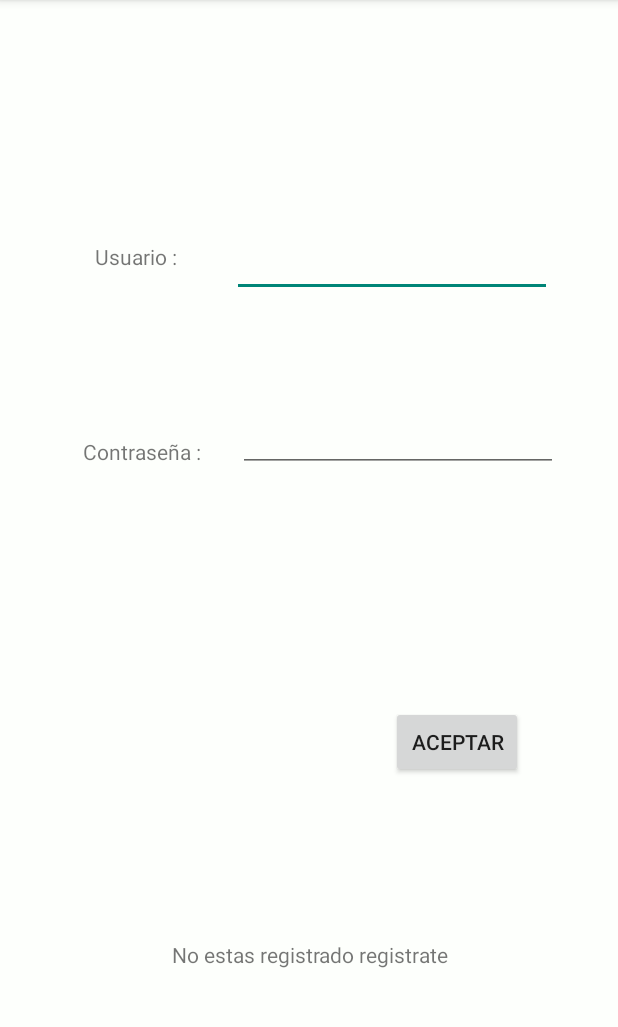
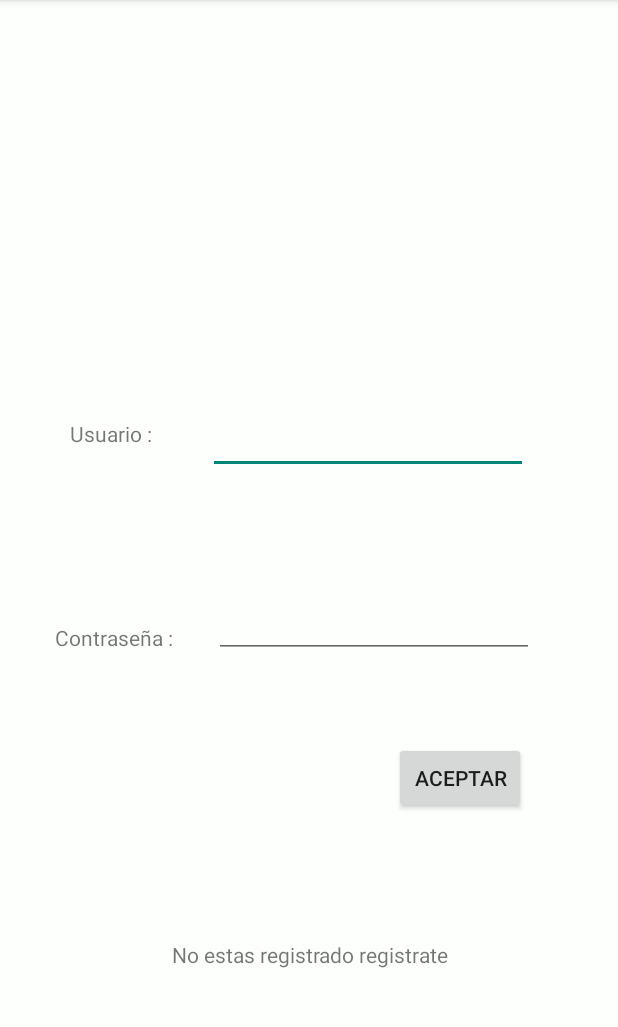
Before and after one commit to ecalventesilva/ToCheck, an Android app: the InicioUsuario screen opened directly, with no data from a screen before it, on a phone screen of 412 x 824 dp, the part 84-1111 px from its top. Run offline under Robolectric (Android 15) with nearby library versions, the phone set to English and light mode, and no system bars.

Commit message:
Subida de imagenes y Alineación de elementos
Iconos de la Primera Pantalla subidos, pero no colocados.
Alineacion de la pantalla principal, pantalla usuario y pantalla admin

```diff
--- a/app/src/main/res/layout/activity_inicio_usuario.xml
+++ b/app/src/main/res/layout/activity_inicio_usuario.xml
@@ -7,17 +7,52 @@
     android:background="@color/colorBlanco"
     tools:context=".InicioUsuario">
 
+    <Button
+        android:id="@+id/buttonAceptar"
+        android:layout_width="wrap_content"
+        android:layout_height="wrap_content"
+        android:layout_marginBottom="84dp"
+        android:onClick="pasarPantallaPrimeraUsuario"
+        android:text="Aceptar"
+        app:layout_constraintBottom_toTopOf="@+id/textView5"
+        app:layout_constraintEnd_toEndOf="parent"
+        app:layout_constraintHorizontal_bias="0.811"
+        app:layout_constraintStart_toStartOf="parent" />
+
     <EditText
         android:id="@+id/editText"
         android:layout_width="wrap_content"
         android:layout_height="wrap_content"
-        android:layout_marginEnd="44dp"
+        android:layout_marginEnd="60dp"
         android:ems="10"
         android:inputType="textPersonName"
         app:layout_constraintBottom_toTopOf="@+id/editText2"
         app:layout_constraintEnd_toEndOf="parent"
         app:layout_constraintTop_toTopOf="parent"
-        app:layout_constraintVertical_bias="0.682" />
+        app:layout_constraintVertical_bias="0.778" />
+
+    <TextView
+        android:id="@+id/textView2"
+        android:layout_width="wrap_content"
+        android:layout_height="wrap_content"
+        android:layout_marginEnd="20dp"
+        android:layout_marginBottom="60dp"
+        android:text="Contraseña : "
+        app:layout_constraintBottom_toTopOf="@+id/buttonAceptar"
+        app:layout_constraintEnd_toStartOf="@+id/editText2"
+        app:layout_constraintHorizontal_bias="0.897"
+        app:layout_constraintStart_toStartOf="parent" />
+
+    <EditText
+        android:id="@+id/editText2"
+        android:layout_width="wrap_content"
+        android:layout_height="wrap_content"
+        android:layout_marginEnd="56dp"
+        android:layout_marginBottom="56dp"
+        android:ems="10"
+        android:inputType="textPassword"
+        app:layout_constraintBottom_toTopOf="@+id/buttonAceptar"
+        app:layout_constraintEnd_toEndOf="parent" />
 
     <TextView
         android:id="@+id/textView"
@@ -26,45 +61,10 @@
         android:text="Usuario : "
         app:layout_constraintBottom_toTopOf="@+id/textView2"
         app:layout_constraintEnd_toStartOf="@+id/editText"
-        app:layout_constraintHorizontal_bias="0.656"
+        app:layout_constraintHorizontal_bias="0.575"
         app:layout_constraintStart_toStartOf="parent"
         app:layout_constraintTop_toTopOf="parent"
-        app:layout_constraintVertical_bias="0.593" />
-
-    <TextView
-        android:id="@+id/textView2"
-        android:layout_width="wrap_content"
-        android:layout_height="wrap_content"
-        android:layout_marginEnd="20dp"
-        android:layout_marginBottom="160dp"
-        android:text="Contraseña : "
-        app:layout_constraintBottom_toTopOf="@+id/buttonAceptar"
-        app:layout_constraintEnd_toStartOf="@+id/editText2"
-        app:layout_constraintHorizontal_bias="0.981"
-        app:layout_constraintStart_toStartOf="parent" />
-
-    <EditText
-        android:id="@+id/editText2"
-        android:layout_width="wrap_content"
-        android:layout_height="wrap_content"
-        android:layout_marginEnd="40dp"
-        android:layout_marginBottom="156dp"
-        android:ems="10"
-        android:inputType="textPassword"
-        app:layout_constraintBottom_toTopOf="@+id/buttonAceptar"
-        app:layout_constraintEnd_toEndOf="parent" />
-
-    <Button
-        android:id="@+id/buttonAceptar"
-        android:layout_width="wrap_content"
-        android:layout_height="wrap_content"
-        android:layout_marginBottom="108dp"
-        android:text="Aceptar"
-        android:onClick="pasarPantallaPrimeraUsuario"
-        app:layout_constraintBottom_toTopOf="@+id/textView5"
-        app:layout_constraintEnd_toEndOf="parent"
-        app:layout_constraintHorizontal_bias="0.804"
-        app:layout_constraintStart_toStartOf="parent" />
+        app:layout_constraintVertical_bias="0.705" />
 
     <TextView
         android:id="@+id/textView5"
--- a/app/src/main/res/layout/activity_main.xml
+++ b/app/src/main/res/layout/activity_main.xml
@@ -11,7 +11,7 @@
         android:id="@+id/imageView"
         android:layout_width="331dp"
         android:layout_height="177dp"
-        android:layout_marginTop="144dp"
+        android:layout_marginTop="60dp"
         app:layout_constraintEnd_toEndOf="parent"
         app:layout_constraintStart_toStartOf="parent"
         app:layout_constraintTop_toTopOf="parent"
```
Also changed, not shown: app/src/main/res/layout/activity_inicio_admin.xml (+39 -38 lines), app/src/main/res/drawable/agenda.png (added), app/src/main/res/drawable/calendar.png (added), app/src/main/res/drawable/contacto.png (added), app/src/main/res/drawable/qr.png (added), app/src/main/res/drawable/reloj.png (added), 5 other files.
